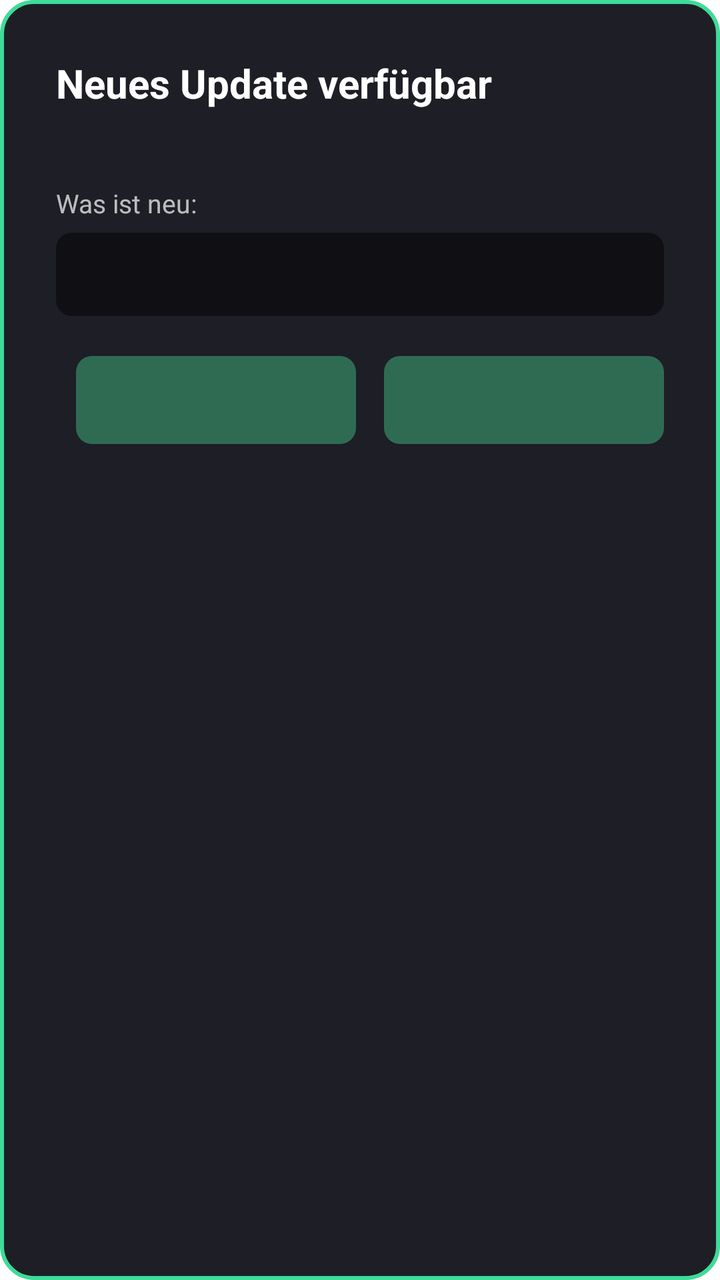
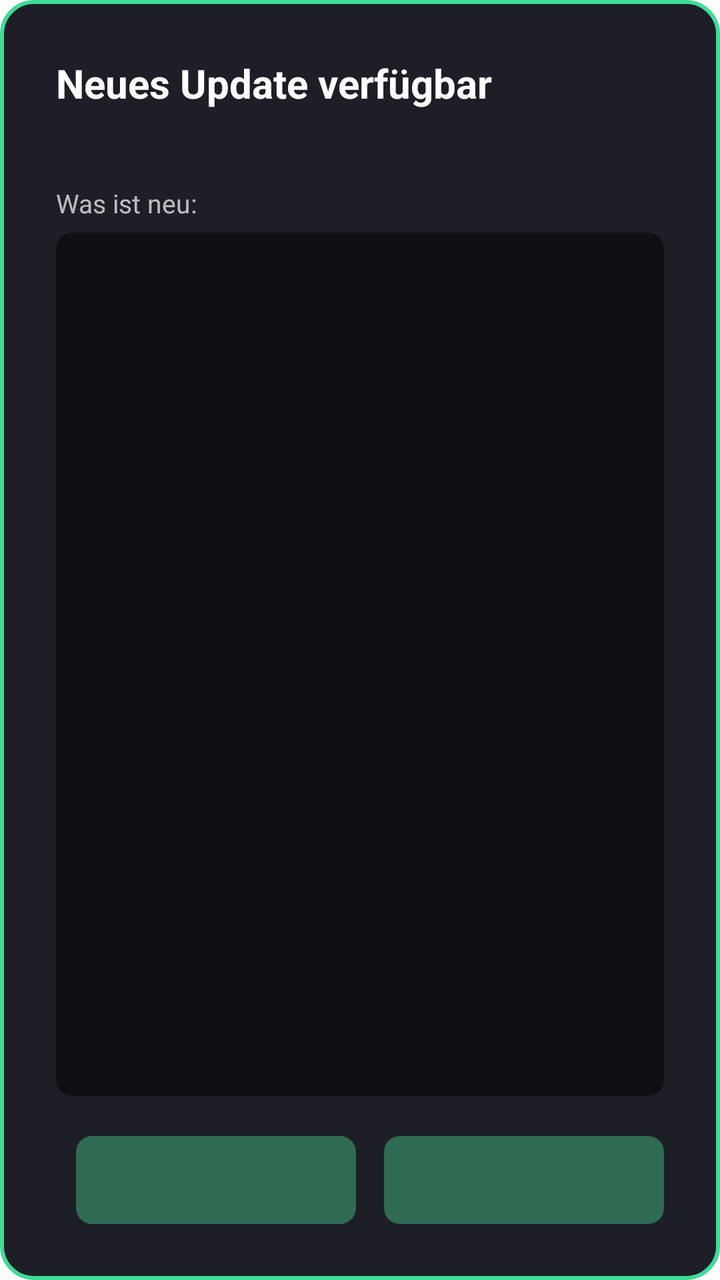

The first picture is an Android layout as it rendered before a commit; the second is the same layout after the commit. The layout source and the unified diff follow.
<!-- AndroidManifest.xml: activity theme Theme.TvClient.UpdateDialog -->
<!-- res/layout/activity_update.xml -->
<?xml version="1.0" encoding="utf-8"?>
<LinearLayout xmlns:android="http://schemas.android.com/apk/res/android"
    android:layout_width="match_parent"
    android:layout_height="wrap_content"
    android:orientation="vertical"
    android:padding="28dp">

    <TextView
        android:id="@+id/headline"
        android:layout_width="wrap_content"
        android:layout_height="wrap_content"
        android:text="@string/update_headline"
        android:textColor="@android:color/white"
        android:textSize="20sp"
        android:textStyle="bold" />

    <TextView
        android:id="@+id/version_line"
        android:layout_width="wrap_content"
        android:layout_height="wrap_content"
        android:layout_marginTop="4dp"
        android:textColor="@color/brand_accent"
        android:textSize="13sp"
        android:textStyle="bold" />

    <TextView
        android:layout_width="wrap_content"
        android:layout_height="wrap_content"
        android:layout_marginTop="16dp"
        android:text="@string/update_whats_new"
        android:textColor="@color/text_secondary"
        android:textSize="13sp" />

    
    <TextView
        android:id="@+id/changelog"
        android:layout_width="match_parent"
        android:layout_height="wrap_content"
        android:layout_marginTop="6dp"
        android:background="@drawable/update_changelog_background"
        android:focusable="true"
        android:lineSpacingExtra="4dp"
        android:maxLines="8"
        android:padding="12dp"
        android:scrollbars="vertical"
        android:textColor="@android:color/white"
        android:textSize="13sp" />

    <ProgressBar
        android:id="@+id/progress"
        style="?android:attr/progressBarStyleHorizontal"
        android:layout_width="match_parent"
        android:layout_height="wrap_content"
        android:layout_marginTop="18dp"
        android:indeterminateTint="@color/brand_accent"
        android:max="1000"
        android:progressTint="@color/brand_accent"
        android:visibility="gone" />

    <TextView
        android:id="@+id/status_text"
        android:layout_width="wrap_content"
        android:layout_height="wrap_content"
        android:layout_marginTop="10dp"
        android:lineSpacingExtra="2dp"
        android:textColor="@color/text_secondary"
        android:textSize="13sp"
        android:visibility="gone" />

    <TextView
        android:id="@+id/error_text"
        android:layout_width="wrap_content"
        android:layout_height="wrap_content"
        android:layout_marginTop="14dp"
        android:lineSpacingExtra="2dp"
        android:textColor="@color/error_text"
        android:textSize="13sp"
        android:visibility="gone" />

    <LinearLayout
        android:layout_width="match_parent"
        android:layout_height="wrap_content"
        android:layout_marginTop="20dp"
        android:gravity="end"
        android:orientation="horizontal">

        <Button
            android:id="@+id/secondary_button"
            style="@style/UpdateButton"
            android:layout_width="wrap_content"
            android:layout_height="wrap_content" />

        <Button
            android:id="@+id/primary_button"
            style="@style/UpdateButton"
            android:layout_width="wrap_content"
            android:layout_height="wrap_content"
            android:layout_marginStart="14dp" />
    </LinearLayout>

</LinearLayout>
<!-- resources referenced by this layout -->
<resources>
  <color name="brand_accent">#FF3DDC97</color>
  <color name="error_text">#FFFF5252</color>
  <color name="text_secondary">#B3FFFFFF</color>
  <!-- drawable update_changelog_background (drawable) -->
  <?xml version="1.0" encoding="utf-8"?>
  <selector xmlns:android="http://schemas.android.com/apk/res/android">
      <item android:state_focused="true">
          <shape android:shape="rectangle">
              <solid android:color="@color/app_background" />
              <stroke
                  android:width="2dp"
                  android:color="@color/brand_accent" />
              <corners android:radius="8dp" />
          </shape>
      </item>
      <item>
          <shape android:shape="rectangle">
              <solid android:color="@color/app_background" />
              <corners android:radius="8dp" />
          </shape>
      </item>
  </selector>
  <string name="update_headline">Neues Update verfügbar</string>
  <string name="update_whats_new">Was ist neu:</string>
  <style name="UpdateButton">
          <item name="android:background">@drawable/update_button_background</item>
          <item name="android:textColor">@color/update_button_text</item>
          <item name="android:textAllCaps">false</item>
          <item name="android:textSize">15sp</item>
          <item name="android:minWidth">140dp</item>
          <item name="android:minHeight">44dp</item>
          <item name="android:paddingStart">20dp</item>
          <item name="android:paddingEnd">20dp</item>
          <item name="android:focusable">true</item>
          <item name="android:stateListAnimator">@null</item>
      </style>
  <style name="Theme.TvClient.UpdateDialog" parent="android:Theme.Material.Dialog.NoActionBar">
          <item name="android:windowBackground">@drawable/update_dialog_background</item>
          <item name="android:colorAccent">@color/brand_accent</item>
          <item name="android:backgroundDimAmount">0.85</item>
          <item name="android:windowCloseOnTouchOutside">false</item>
      </style>
  <color name="app_background">#FF101014</color>
  <!-- drawable update_button_background (drawable) -->
  <?xml version="1.0" encoding="utf-8"?>
  <selector xmlns:android="http://schemas.android.com/apk/res/android">
      <item android:state_focused="true">
          <shape android:shape="rectangle">
              <solid android:color="@color/brand_accent" />
              <corners android:radius="8dp" />
          </shape>
      </item>
      <item android:state_pressed="true">
          <shape android:shape="rectangle">
              <solid android:color="@color/brand_accent" />
              <corners android:radius="8dp" />
          </shape>
      </item>
      <item>
          <shape android:shape="rectangle">
              <solid android:color="@color/card_background_selected" />
              <corners android:radius="8dp" />
          </shape>
      </item>
  </selector>
  <!-- drawable update_dialog_background (drawable) -->
  <?xml version="1.0" encoding="utf-8"?>
  <shape xmlns:android="http://schemas.android.com/apk/res/android"
      android:shape="rectangle">
      <solid android:color="@color/card_background" />
      <stroke
          android:width="2dp"
          android:color="@color/brand_accent" />
      <corners android:radius="16dp" />
  </shape>
  <color name="card_background_selected">#FF2F6B52</color>
  <color name="card_background">#FF1E1E26</color>
</resources>

<!-- the commit's change to res/layout/activity_update.xml (unified diff, before → after) -->
@@ -36,6 +36,7 @@
         android:id="@+id/changelog"
         android:layout_width="match_parent"
         android:layout_height="wrap_content"
+        android:layout_weight="1"
         android:layout_marginTop="6dp"
         android:background="@drawable/update_changelog_background"
         android:focusable="true"
